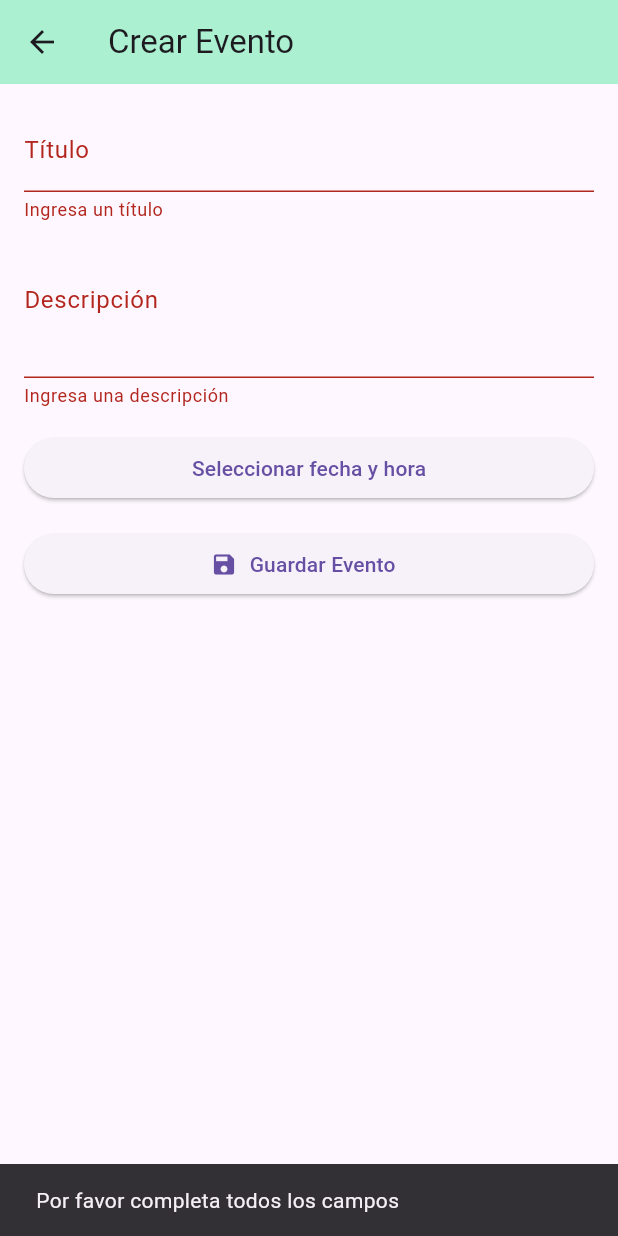
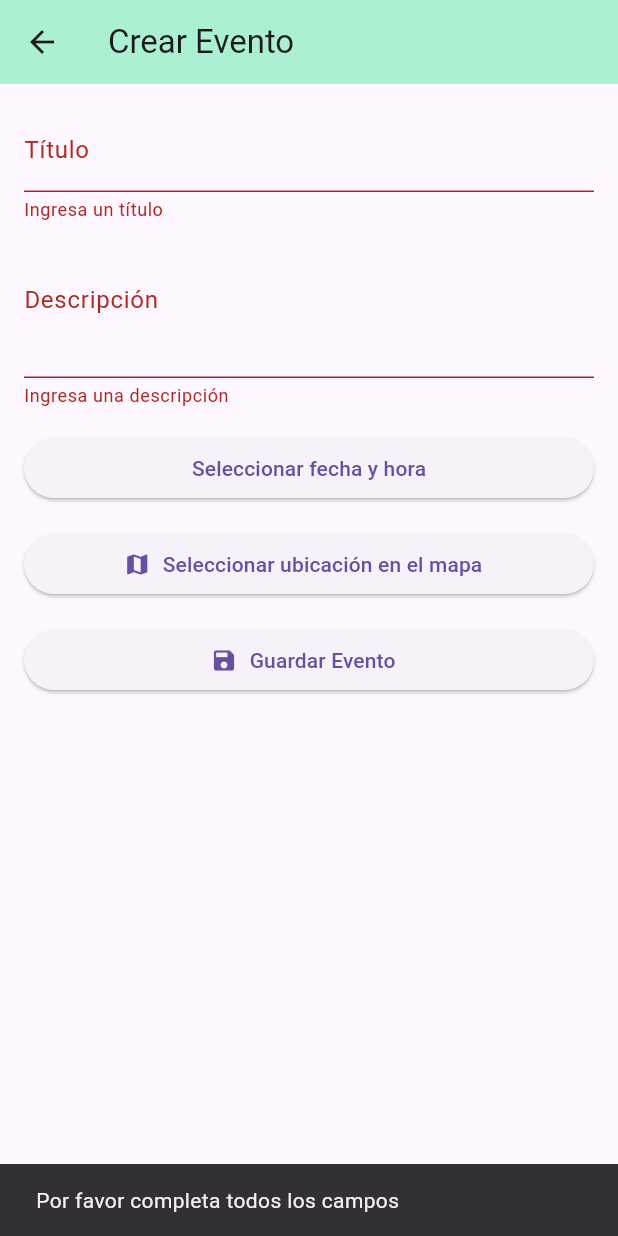
Before and after one commit to kurkobein/tailsgram, a Flutter app: the CrearEvento screen opened directly, after a tap on "Guardar Evento", on a phone screen of 412 x 824 dp. Run offline on Flutter 3.47's test engine with Material 3 defaults, Android fonts, the phone set to English and light mode, and no system bars; our stand-ins replace cloud_firestore, file_picker, firebase_auth, firebase_core, flutter_map, geolocator and 5 more; accounts and stored records are empty.

Commit message:
feat: crear evento

```diff
--- a/lib/pages/crear_evento.dart
+++ b/lib/pages/crear_evento.dart
@@ -1,4 +1,7 @@
+import 'package:cloud_firestore/cloud_firestore.dart';
 import 'package:flutter/material.dart';
+import 'package:latlong2/latlong.dart';
+import 'package:tailsgram/widgets/elegir_ubicacion.dart';
 
 class CrearEvento extends StatefulWidget {
   final Function(String titulo, String descripcion, DateTime fechaHora) onGuardar;
@@ -14,6 +17,8 @@ class _CrearEvento extends State<CrearEvento> {
   String _titulo = '';
   String _descripcion = '';
   DateTime? _fechaHora;
+  String _ubicacion = '';
+  bool _guardando = false;
 
   void _seleccionarFechaHora() async {
     final DateTime? fecha = await showDatePicker(
@@ -37,10 +42,37 @@ class _CrearEvento extends State<CrearEvento> {
     }
   }
 
-  void _guardarEvento() {
-    if (_formKey.currentState!.validate() && _fechaHora != null) {
+  LatLng? _latLngSeleccionado;
+
+  Future<void> _irSeleccionarUbicacion() async {
+    final resultado = await Navigator.push(
+      context,
+      MaterialPageRoute(builder: (context) => const SeleccionarUbicacion()),
+    );
+
+    if (resultado != null && resultado is LatLng) {
+      setState(() {
+        _latLngSeleccionado = resultado;
+      });
+    }
+  }
+
+
+  Future<void> _guardarEvento() async {
+    if (_formKey.currentState!.validate() && _fechaHora != null && _latLngSeleccionado != null) {
       _formKey.currentState!.save();
-      widget.onGuardar(_titulo, _descripcion, _fechaHora!);
+
+      await FirebaseFirestore.instance.collection('eventos').add({
+        'titulo': _titulo,
+        'descripcion': _descripcion,
+        'fechaHora': _fechaHora,
+        'ubicacion': GeoPoint(_latLngSeleccionado!.latitude, _latLngSeleccionado!.longitude),
+      });
+
+      ScaffoldMessenger.of(context).showSnackBar(
+        const SnackBar(content: Text('Evento guardado')),
+      );
+
       Navigator.pop(context);
     } else {
       ScaffoldMessenger.of(context).showSnackBar(
@@ -82,10 +114,19 @@ class _CrearEvento extends State<CrearEvento> {
               ),
               const SizedBox(height: 16),
               ElevatedButton.icon(
+                onPressed: _irSeleccionarUbicacion,
+                icon: const Icon(Icons.map),
+                label: Text(_latLngSeleccionado == null
+                    ? 'Seleccionar ubicación en el mapa'
+                    : 'Ubicación seleccionada: ${_latLngSeleccionado!.latitude.toStringAsFixed(4)}, ${_latLngSeleccionado!.longitude.toStringAsFixed(4)}'),
+              ),
+              const SizedBox(height: 16),
+              ElevatedButton.icon(
                 onPressed: _guardarEvento,
                 icon: const Icon(Icons.save),
                 label: const Text('Guardar Evento'),
               ),
+
             ],
           ),
         ),
```
Also changed, not shown: lib/widgets/elegir_ubicacion.dart (added, +57 -0 lines).
